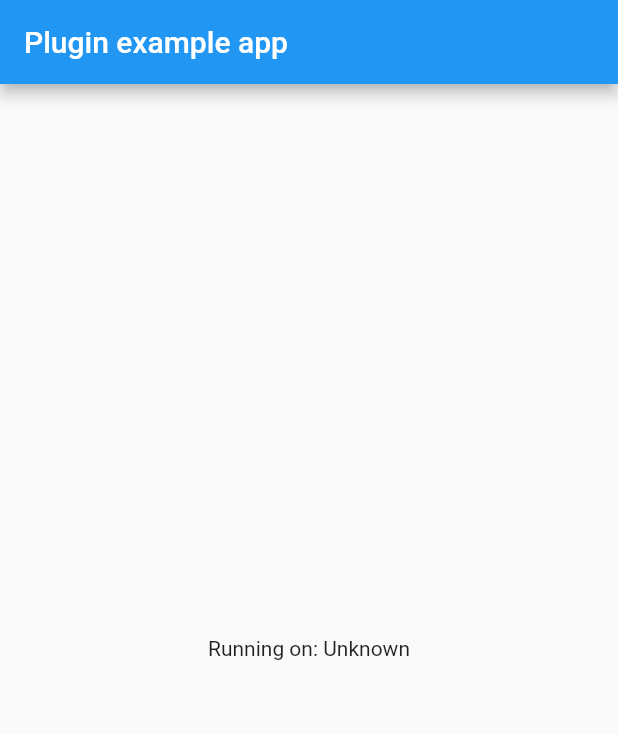
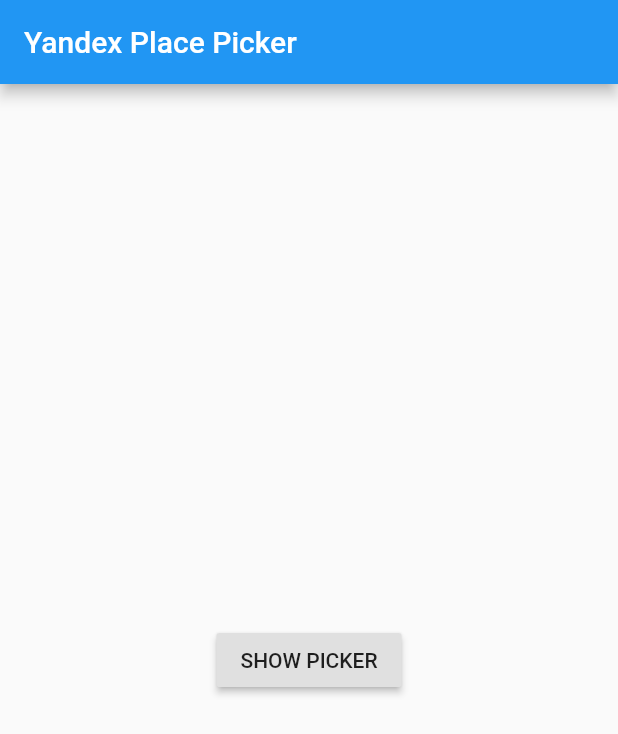
Before and after one commit to vanyasem/yandex_place_picker, a Flutter app: the screen it shows after launch, on a phone screen of 412 x 824 dp. Shown: the top 734 px of the screen. Run offline on Flutter 3.47's test engine with Material 2 defaults, Android fonts, the phone set to English and light mode, and no system bars.

Commit message:
Flutter: Initial example implementation

```diff
--- a/example/lib/main.dart
+++ b/example/lib/main.dart
@@ -1,7 +1,6 @@
 import 'package:flutter/material.dart';
 import 'dart:async';
 
-import 'package:flutter/services.dart';
 import 'package:yandex_place_picker/yandexplacepicker.dart';
 
 void main() => runApp(MyApp());
@@ -12,8 +11,6 @@
 }
 
 class _MyAppState extends State<MyApp> {
-  String _platformVersion = 'Unknown';
-
   @override
   void initState() {
     super.initState();
@@ -22,22 +19,10 @@
 
   // Platform messages are asynchronous, so we initialize in an async method.
   Future<void> initPlatformState() async {
-    String platformVersion;
-    // Platform messages may fail, so we use a try/catch PlatformException.
-    try {
-      platformVersion = await YandexPlacePicker.platformVersion;
-    } on PlatformException {
-      platformVersion = 'Failed to get platform version.';
-    }
-
     // If the widget was removed from the tree while the asynchronous platform
     // message was in flight, we want to discard the reply rather than calling
     // setState to update our non-existent appearance.
     if (!mounted) return;
-
-    setState(() {
-      _platformVersion = platformVersion;
-    });
   }
 
   @override
@@ -45,10 +30,13 @@
     return MaterialApp(
       home: Scaffold(
         appBar: AppBar(
-          title: const Text('Plugin example app'),
+          title: const Text('Yandex Place Picker'),
         ),
         body: Center(
-          child: Text('Running on: $_platformVersion\n'),
+          child: RaisedButton(
+            child: Text('Show Picker'.toUpperCase()),
+            onPressed: () {},
+          ),
         ),
       ),
     );
--- a/example/pubspec.yaml
+++ b/example/pubspec.yaml
@@ -21,10 +21,6 @@
 
 # The following section is specific to Flutter.
 flutter:
-  plugin:
-    androidPackage: ru.semkin.yandexplacepicker
-    pluginClass: YandexPlacePickerPlugin
-
   # The following line ensures that the Material Icons font is
   # included with your application, so that you can use the icons in
   # the material Icons class.
```
